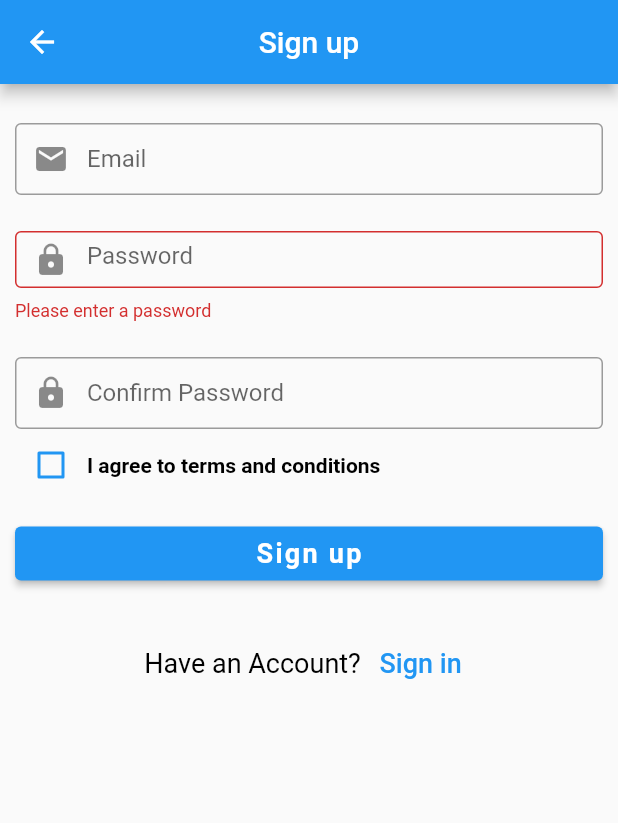
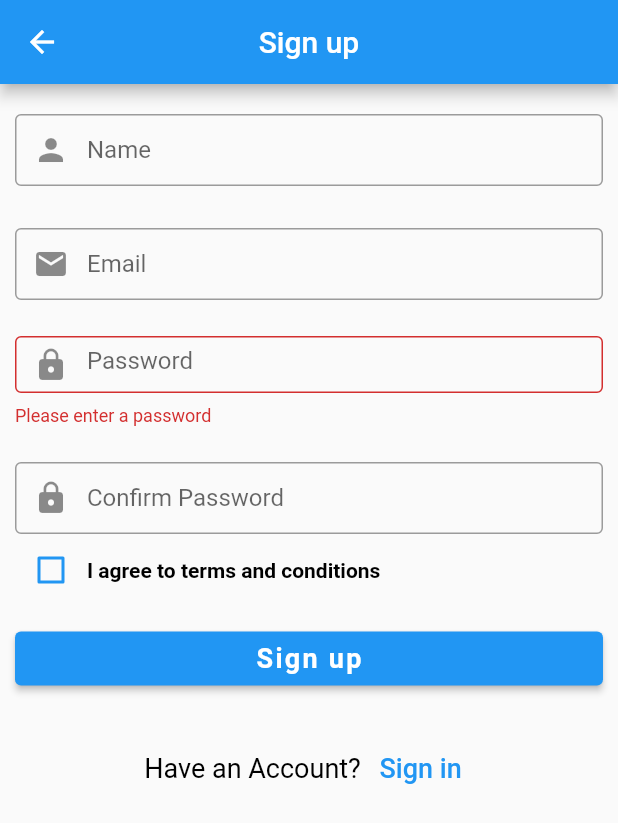
Before and after one commit to hiranlakshika/centicbid, a Flutter app: the SignIn screen opened directly, after a tap on "Sign in", after a tap on "Sign up", on a phone screen of 412 x 824 dp. Shown: the top 823 px of the screen. Run offline on Flutter 3.47's test engine with Material 2 defaults, Android fonts, the phone set to English and light mode, and no system bars; our stand-ins replace cached_network_image, cloud_firestore, firebase_auth, firebase_core, flutter_countdown_timer, flutter_spinkit and 4 more; missing offline and left inert: the_validator; accounts and stored records are empty.

```diff
--- a/lib/controllers/auth_controller.dart
+++ b/lib/controllers/auth_controller.dart
@@ -47,7 +47,7 @@ class AuthController extends GetxController {
   }
 
   Future<UserCredential?> registerWithEmail(
-      String email, String password) async {
+      String email, String password, String userName) async {
     try {
       return await _auth.createUserWithEmailAndPassword(
           email: email, password: password);
@@ -59,6 +59,10 @@ class AuthController extends GetxController {
       }
     } catch (e) {
       print(e);
+    } finally {
+      if (firebaseUser.value != null) {
+        await firebaseUser.value!.updateProfile(displayName: userName);
+      }
     }
   }
 
--- a/lib/screens/bids/my_bids_list.dart
+++ b/lib/screens/bids/my_bids_list.dart
@@ -1,3 +1,4 @@
+import 'package:centicbid/controllers/auth_controller.dart';
 import 'package:centicbid/db/firestore_util.dart';
 import 'package:centicbid/db/local_db.dart';
 import 'package:centicbid/models/auction.dart';
@@ -9,6 +10,7 @@ import 'package:centicbid/util.dart';
 class MyBidsList extends StatelessWidget {
   final MyBidsType type;
   final db = DatabaseHelper();
+  final AuthController _authController = AuthController.to;
 
   MyBidsList(this.type, {Key? key}) : super(key: key);
 
--- a/lib/screens/home.dart
+++ b/lib/screens/home.dart
@@ -28,14 +28,14 @@ class Home extends StatelessWidget {
                     currentAccountPicture:
                         Image.asset('assets/images/profile.png'),
                     accountName: Text(
-                      _controller.firebaseUser.value!.email.toString(),
+                      _controller.firebaseUser.value!.displayName!,
                       style: TextStyle(
                         color: Colors.black,
                       ),
                     ),
                     decoration: BoxDecoration(),
                     accountEmail: Text(
-                      '',
+                _controller.firebaseUser.value!.email.toString(),
                       style: TextStyle(
                         color: Colors.black,
                       ),
--- a/lib/screens/sign_in.dart
+++ b/lib/screens/sign_in.dart
@@ -16,7 +16,7 @@ class SignIn extends StatefulWidget {
 }
 
 class _SignInState extends State<SignIn> {
-  late String _email, _password;
+  late String _email, _password, _userName;
   final _formKey = GlobalKey<FormState>();
   late AuthController authController;
   bool _rememberMe = false;
@@ -29,6 +29,41 @@ class _SignInState extends State<SignIn> {
   void initState() {
     authController = AuthController.to;
     super.initState();
+  }
+
+  Widget _buildUserNameTF() {
+    return Visibility(
+      visible: _isSignup,
+      child: Column(
+        children: <Widget>[
+          SizedBox(height: 10.0),
+          Container(
+            height: 60.0,
+            child: TextFormField(
+              validator: (val) =>
+                  _userName.isEmpty ? "uname_required".tr : null,
+              onChanged: (val) {
+                setState(() => _userName = val);
+              },
+              keyboardType: TextInputType.text,
+              decoration: InputDecoration(
+                border: OutlineInputBorder(
+                  borderSide: BorderSide(
+                    width: 1.0,
+                    color: Colors.blue,
+                  ),
+                ),
+                contentPadding: EdgeInsets.only(top: 14.0),
+                prefixIcon: Icon(
+                  Icons.person,
+                ),
+                hintText: 'name'.tr,
+              ),
+            ),
+          ),
+        ],
+      ),
+    );
   }
 
   Widget _buildEmailTF() {
@@ -166,8 +201,8 @@ class _SignInState extends State<SignIn> {
             if (_formKey.currentState!.validate()) {
               if (_termsAndConditions) {
                 setState(() => _loading = true);
-                dynamic result =
-                    await authController.registerWithEmail(_email, _password);
+                dynamic result = await authController.registerWithEmail(
+                    _email, _password, _userName);
                 if (result != null) {
                   showInfoToast("reg_success".tr);
                   setState(() {
@@ -368,6 +403,7 @@ class _SignInState extends State<SignIn> {
                 child: SafeArea(
                   child: Column(
                     children: [
+                      _buildUserNameTF(),
                       _buildEmailTF(),
                       SizedBox(
                         height: 8.0,
```
Also changed, not shown: lib/db/firestore_util.dart (+16 -2 lines), lib/lang/en_us.dart (+28 -26 lines), lib/screens/item_details.dart (+9 -6 lines).
